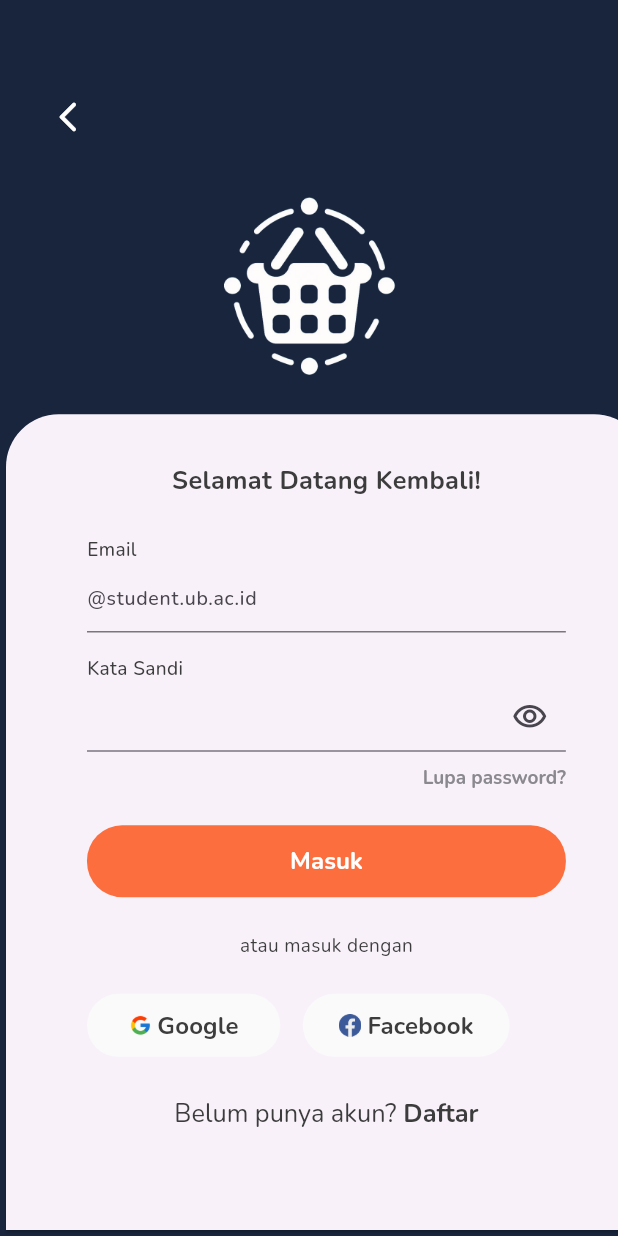
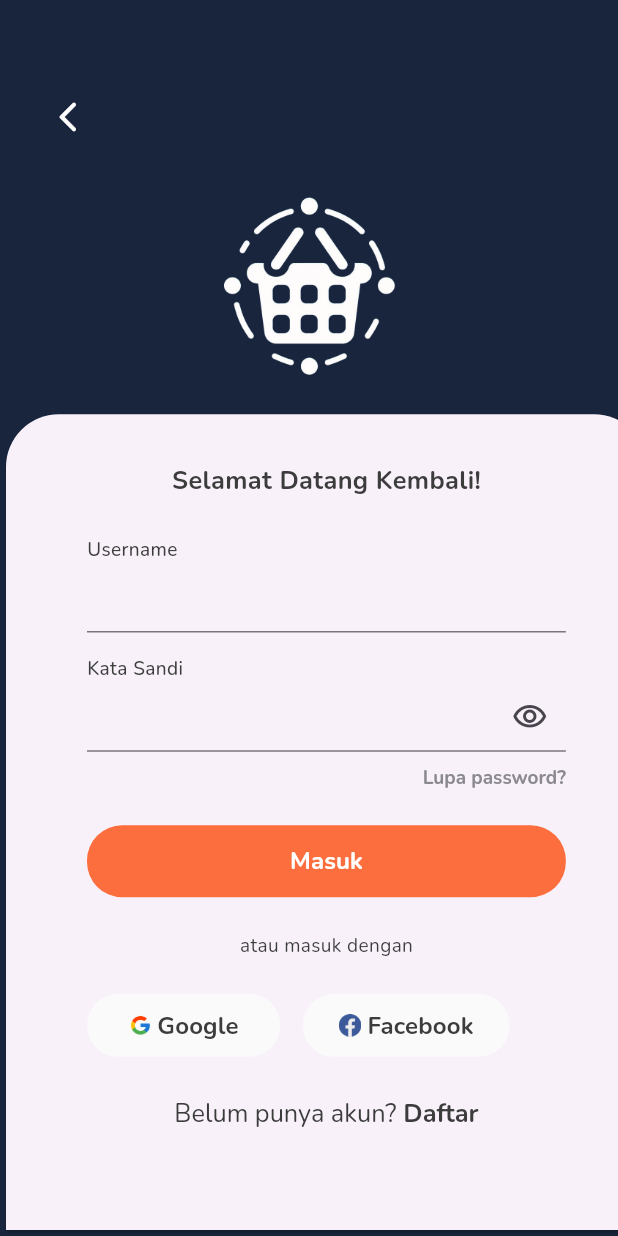
Before and after one commit to snopflake/mager_spot, a Flutter app: the MasukPenjual screen opened directly, on a phone screen of 412 x 824 dp. Run offline on Flutter 3.47's test engine with Material 3 defaults, Android fonts, the phone set to English and light mode, and no system bars; our stand-ins replace bloc, dio, flutter_bloc, flutter_screenutil, google_fonts, shared_preferences; accounts and stored records are empty; network calls fail.

Commit message:
API DAFTAR BERHASIL HORE

```diff
--- a/lib/app/pages/auth/daftar/penjual/daftar_penjual.dart
+++ b/lib/app/pages/auth/daftar/penjual/daftar_penjual.dart
@@ -192,7 +192,7 @@ class _DaftarPenjualState extends State<DaftarPenjual> {
             },
           ),
 
-          SizedBox(height: 16),
+          SizedBox(height: 16.h),
           Row(
             mainAxisAlignment: MainAxisAlignment.start,
             children: [
--- a/lib/app/pages/auth/masuk/pembeli/masuk_pembeli.dart
+++ b/lib/app/pages/auth/masuk/pembeli/masuk_pembeli.dart
@@ -1,6 +1,5 @@
 import 'package:flutter/gestures.dart';
 import 'package:flutter_bloc/flutter_bloc.dart';
-import 'package:mager_spot/app/pages/auth/daftar/pembeli/confirm_pembeli.dart';
 import 'package:mager_spot/app/pages/auth/daftar/pembeli/daftar_pembeli.dart';
 import 'package:mager_spot/app/pages/auth/masuk/main_masuk.dart';
 import 'package:mager_spot/app/pages/home%20pembeli/main_pembeli.dart';
@@ -25,16 +24,16 @@ class MasukPembeli extends StatefulWidget {
 
 class _MasukPembeliState extends State<MasukPembeli> {
   late Size mediaSize;
-  TextEditingController emailController = TextEditingController();
+  TextEditingController usernameController = TextEditingController();
   TextEditingController passwordController = TextEditingController();
 
   bool isClickable = false;
 
   void checkClickable() {
-    final email = emailController.text.trim();
+    final username = usernameController.text.trim();
     final password = passwordController.text.trim();
     setState(() {
-      isClickable = email.isNotEmpty && password.isNotEmpty;
+      isClickable = username.isNotEmpty && password.isNotEmpty;
     });
   }
 
@@ -145,7 +144,7 @@ class _MasukPembeliState extends State<MasukPembeli> {
             mainAxisAlignment: MainAxisAlignment.start,
             children: [
               Text(
-                "Email",
+                "Username",
                 style: GoogleFonts.nunito(
                   fontSize: 12.sp,
                   fontWeight: FontWeight.w500,
@@ -157,8 +156,8 @@ class _MasukPembeliState extends State<MasukPembeli> {
 
           //Bukan Akun UB
           TextFields(
-            controller: emailController,
-            textInputType: TextInputType.emailAddress,
+            controller: usernameController,
+            textInputType: TextInputType.name,
             text: "",
             onChanged: (text) {
               setState(() {
@@ -220,9 +219,10 @@ class _MasukPembeliState extends State<MasukPembeli> {
             width: mediaSize.width,
             round: 24.r,
             onClicked: () {
-                  Navigator.pushReplacement(context,
-                      MaterialPageRoute(builder: (_) => const MainPembeli()));
-                },
+                context
+                    .read<AuthCubit>()
+                    .login(usernameController.text, passwordController.text);
+              },
           ),
 
           SizedBox(
--- a/lib/app/pages/auth/masuk/penjual/masuk_penjual.dart
+++ b/lib/app/pages/auth/masuk/penjual/masuk_penjual.dart
@@ -24,16 +24,16 @@ class MasukPenjual extends StatefulWidget {
 
 class _MasukPenjualState extends State<MasukPenjual> {
   late Size mediaSize;
-  TextEditingController emailController = TextEditingController();
+  TextEditingController usernameController = TextEditingController();
   TextEditingController passwordController = TextEditingController();
 
   bool isClickable = false;
 
   void checkClickable() {
-    final email = emailController.text.trim();
+    final username = usernameController.text.trim();
     final password = passwordController.text.trim();
     setState(() {
-      isClickable = email.isNotEmpty && password.isNotEmpty;
+      isClickable = username.isNotEmpty && password.isNotEmpty;
     });
   }
 
@@ -144,7 +144,7 @@ class _MasukPenjualState extends State<MasukPenjual> {
             mainAxisAlignment: MainAxisAlignment.start,
             children: [
               Text(
-                "Email",
+                "Username",
                 style: GoogleFonts.nunito(
                   fontSize: 12.sp,
                   fontWeight: FontWeight.w500,
@@ -156,9 +156,9 @@ class _MasukPenjualState extends State<MasukPenjual> {
 
           //Akun UB
           TextFields(
-            controller: emailController,
-            textInputType: TextInputType.emailAddress,
-            text: "@student.ub.ac.id",
+            controller: usernameController,
+            textInputType: TextInputType.name,
+            text: "",
             onChanged: (text) {
               setState(() {
                 checkClickable();
@@ -225,7 +225,7 @@ class _MasukPenjualState extends State<MasukPenjual> {
             onClicked: () {
                 context
                     .read<AuthCubit>()
-                    .login(emailController.text, passwordController.text);
+                    .login(usernameController.text, passwordController.text);
               },
           ),
 
--- a/lib/cubit/auth/auth_cubit.dart
+++ b/lib/cubit/auth/auth_cubit.dart
@@ -25,11 +25,11 @@ class AuthCubit extends Cubit<AuthState> {
     }
   }
 
-  void login(String email, String password) async {
+  void login(String username, String password) async {
     try {
       emit(AuthLoading());
 
-      var response = await _authRepository.loginRepository(email, password);
+      var response = await _authRepository.loginRepository(username, password);
 
       if (response == true) {
         emit(AuthSuccess());
--- a/lib/data/repositories/auth_repositories.dart
+++ b/lib/data/repositories/auth_repositories.dart
@@ -9,7 +9,7 @@ class AuthRepository {
     try {
       final response = await _dio.post(Api.getRegisterEndpoint(),
           data: {"username": username, "email": email, "password": password});
-      if (response.statusCode == 200) {
+      if (response.statusCode == 201) {
         return true;
       }
     } catch (e) {
@@ -18,10 +18,10 @@ class AuthRepository {
     return false;
   }
 
-  Future<bool> loginRepository(String email, String password) async {
+  Future<bool> loginRepository(String username, String password) async {
     try {
       final response = await _dio.post(Api.getLoginEndpoint(),
-          data: {"email": email, "password": password});
+          data: {"username": username, "password": password});
 
       if (response.statusCode == 200) {
         final data = response.data["data"];
```
Also changed, not shown: lib/data/models/makanan_model.dart (+5 -5 lines).
